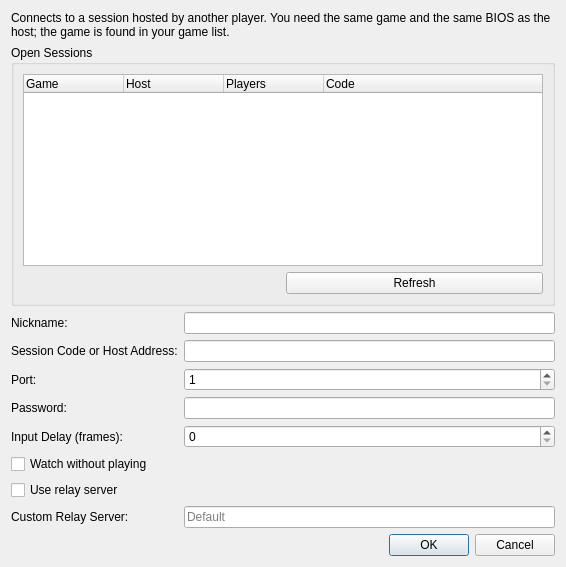
thenotoriousfox/riverhorse, file src/riverhorse-qt/netplayjoinsessiondialog.ui: the form before one commit.
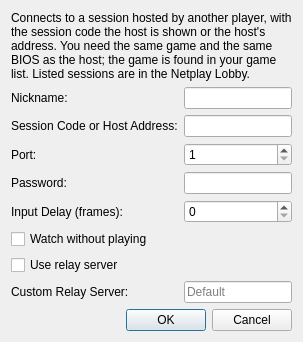
The form after the commit.

Commit message:
Add a netplay lobby to the desktop app and Big Picture
Listed sessions are shown with the game's cover, host, players and password,
refresh every 10 seconds, and are marked when the game isn't in the game
list. Players join with one press (asking for a password when needed), host a
game from their game list, join by code, and set listing, join approval and
their nickname. The desktop opens it from Netplay in the toolbar or System >
Netplay Lobby; Big Picture from Netplay on the home screen. The desktop Join
dialog now takes a code or address, as the session list lives in the lobby.

Diff of the .ui file:
```diff
--- a/src/riverhorse-qt/netplayjoinsessiondialog.ui
+++ b/src/riverhorse-qt/netplayjoinsessiondialog.ui
@@ -12,76 +12,13 @@
    <item>
     <widget class="QLabel" name="description">
      <property name="text">
-      <string>Connects to a session hosted by another player. You need the same game and the same BIOS as the host; the game is found in your game list.</string>
+      <string>Connects to a session hosted by another player, with the session code the host is shown or the host's address. You need the same game and the same BIOS as the host; the game is found in your game list. Listed sessions are in the Netplay Lobby.</string>
      </property>
      <property name="wordWrap">
       <bool>true</bool>
      </property>
     </widget>
    </item>
-   <item>
-    <widget class="QGroupBox" name="sessionsGroup">
-     <property name="title">
-      <string>Open Sessions</string>
-     </property>
-     <layout class="QVBoxLayout" name="sessionsLayout">
-      <item>
-       <widget class="QTreeWidget" name="sessionList">
-        <property name="minimumSize">
-         <size>
-          <width>520</width>
-          <height>160</height>
-         </size>
-        </property>
-        <property name="rootIsDecorated">
-         <bool>false</bool>
-        </property>
-        <property name="uniformRowHeights">
-         <bool>true</bool>
-        </property>
-        <column>
-         <property name="text">
-          <string>Game</string>
-         </property>
-        </column>
-        <column>
-         <property name="text">
-          <string>Host</string>
-         </property>
-        </column>
-        <column>
-         <property name="text">
-          <string>Players</string>
-         </property>
-        </column>
-        <column>
-         <property name="text">
-          <string>Code</string>
-         </property>
-        </column>
-       </widget>
-      </item>
-      <item>
-       <layout class="QHBoxLayout" name="sessionsStatusLayout">
-        <item>
-         <widget class="QLabel" name="sessionsStatus">
-          <property name="wordWrap">
-           <bool>true</bool>
-          </property>
-         </widget>
-        </item>
-        <item>
-         <widget class="QPushButton" name="refreshSessions">
-          <property name="text">
-           <string>Refresh</string>
-          </property>
-         </widget>
-        </item>
-       </layout>
-      </item>
-     </layout>
-    </widget>
-   </item>
    <item>
     <layout class="QFormLayout" name="formLayout">
      <item row="0" column="0">
```
The commit also changes 14 other files.
